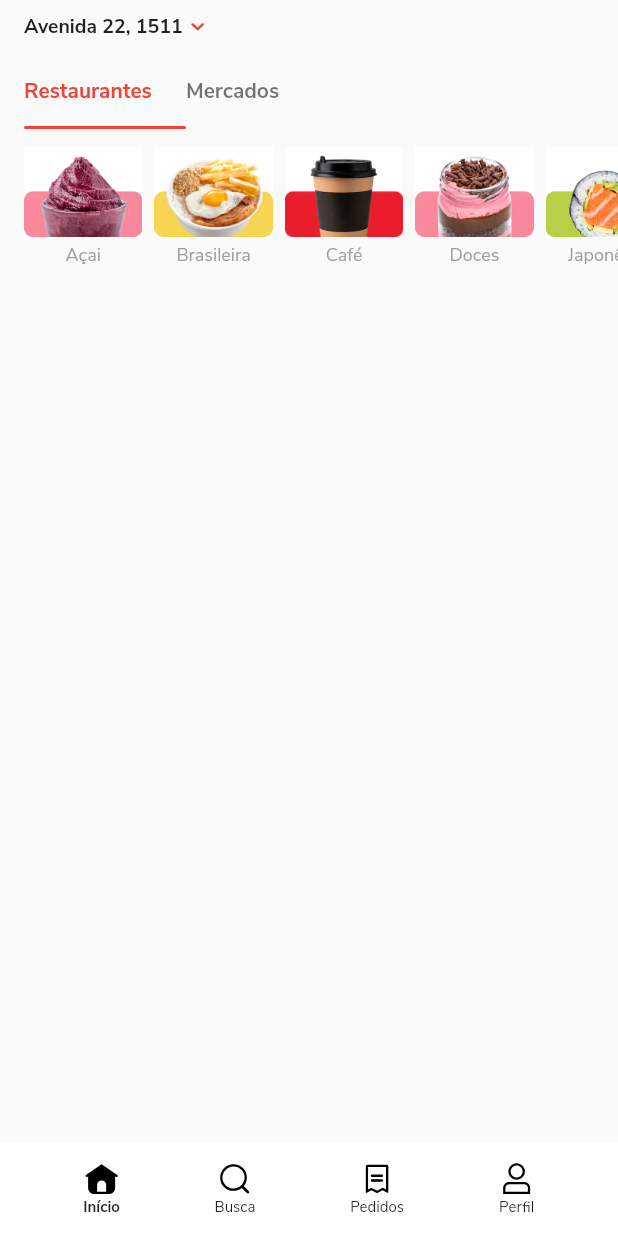
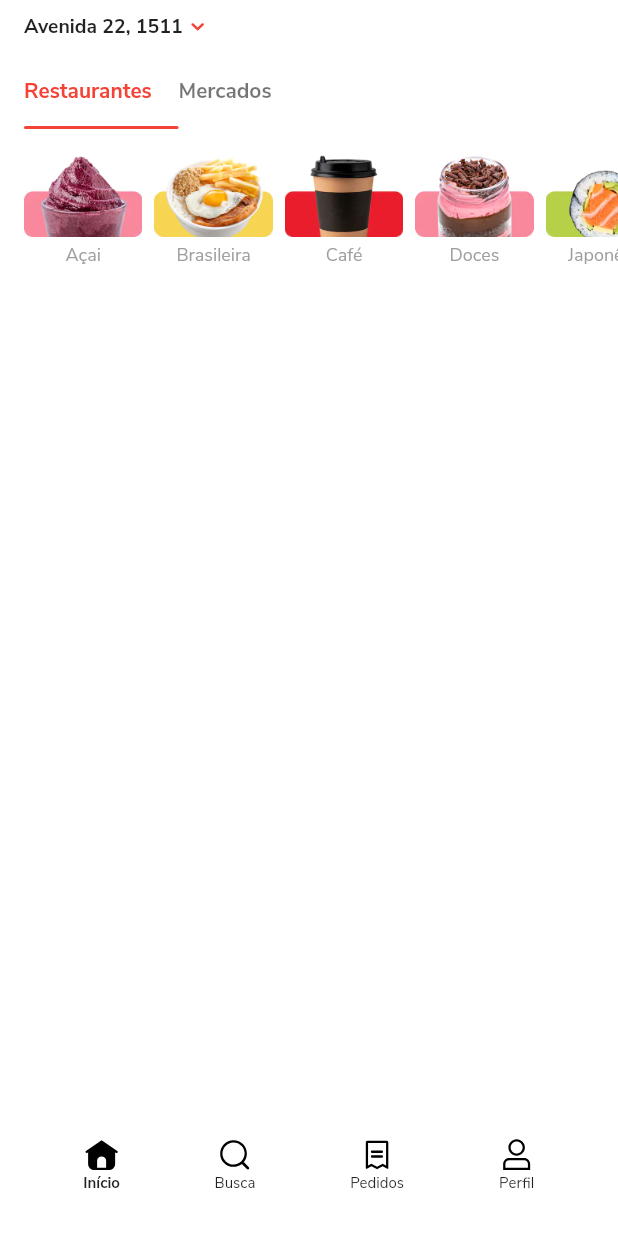
Before and after one commit to joaobaronisilva/iFood, a Flutter app: the screen it shows after launch, on a phone screen of 412 x 824 dp. Run offline on Flutter 3.47's test engine with Material 2 defaults, Android fonts, the phone set to English and light mode, and no system bars; our stand-ins replace flutter_svg, tab_indicator_styler.

Commit message:
small improvements in each component

```diff
--- a/lib/views/content/components/bottom_navigator_component.dart
+++ b/lib/views/content/components/bottom_navigator_component.dart
@@ -17,7 +17,7 @@ class BottomNavigatorComponent extends StatelessWidget {
       child: Column(
         children: [
           Padding(
-            padding: const EdgeInsets.symmetric(horizontal: 24),
+            padding: const EdgeInsets.symmetric(horizontal: 24, vertical: 16),
             child: Row(
               mainAxisAlignment: MainAxisAlignment.spaceAround,
               children: items
--- a/lib/views/content/components/content_tab_bar_component.dart
+++ b/lib/views/content/components/content_tab_bar_component.dart
@@ -26,8 +26,9 @@ class _ContentTabBarComponentDelegate extends SliverPersistentHeaderDelegate {
   @override
   Widget build(
       BuildContext context, double shrinkOffset, bool overlapsContent) {
+    var width = MediaQuery.of(context).size.width;
     return Padding(
-      padding: const EdgeInsets.only(left: 16, right: 180),
+      padding: EdgeInsets.only(left: 16, right: (width / 2) - 16),
       child: TabBar(
           labelPadding: EdgeInsets.zero,
           labelColor: AppColors.primaryColor,
--- a/lib/views/content/content_page.dart
+++ b/lib/views/content/content_page.dart
@@ -1,5 +1,6 @@
 import 'package:flutter/material.dart';
 import 'package:ifood/controllers/content_controller.dart';
+import 'package:ifood/core/theme/app_colors.dart';
 import 'package:ifood/core/theme/app_icons.dart';
 import 'package:ifood/models/category.dart';
 import 'package:ifood/views/content/components/header_local_component.dart';
@@ -33,6 +34,7 @@ class _ContentPageState extends State<ContentPage>
   @override
   Widget build(BuildContext context) {
     return Scaffold(
+        backgroundColor: AppColors.white,
         body: SafeArea(
           child: NestedScrollView(
               physics: BouncingScrollPhysics(),
@@ -50,6 +52,8 @@ class _ContentPageState extends State<ContentPage>
               body: Column(
                 children: [
                   Expanded(
+                    child: RefreshIndicator(
+                      onRefresh: () async => await Future.value(),
                       child: CustomScrollView(
                         physics: BouncingScrollPhysics(),
                         slivers: [
@@ -63,13 +67,16 @@ class _ContentPageState extends State<ContentPage>
                                   itemBuilder: (context, index) => Padding(
                                     padding: EdgeInsets.only(
                                         left: index == 0 ? 16 : 0,
-                                  right:
-                                      index == categorys.length - 1 ? 16 : 8),
-                              child: CategoryItemComponent(categorys[index]),
+                                        right: index == categorys.length - 1
+                                            ? 16
+                                            : 8),
+                                    child:
+                                        CategoryItemComponent(categorys[index]),
                                   ),
                                 )),
                           )
                         ],
+                      ),
                     ),
                   ),
                   BottomNavigatorComponent(
```
Lines whose indentation alone changed are shown as unchanged.
